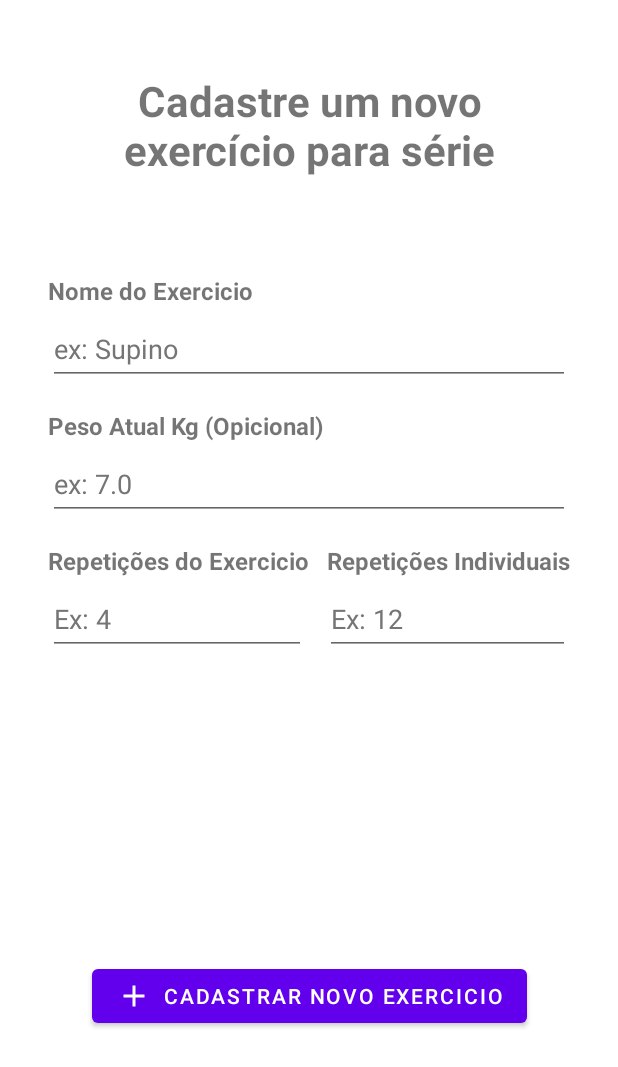
After one commit to VicktorMS/gym_notes, an Android app: the CadastrarExercicioFragment screen opened through its navigation route, on a phone screen of 412 x 824 dp. The commit adds this screen. Shown: the top 1067 px of the screen. Run offline under Robolectric (Android 15) with nearby library versions, the phone set to English and light mode, and no system bars; our stand-ins replace navigation-ui.

```diff
--- a/app/build.gradle
+++ b/app/build.gradle
@@ -49,6 +49,9 @@ dependencies {
     implementation 'androidx.navigation:navigation-ui-ktx:2.5.3'
     implementation 'com.google.firebase:firebase-auth-ktx:21.1.0'
     implementation 'com.google.firebase:firebase-firestore-ktx:24.4.1'
+    implementation 'androidx.legacy:legacy-support-v4:1.0.0'
+    implementation 'androidx.lifecycle:lifecycle-livedata-ktx:2.5.1'
+    implementation 'androidx.lifecycle:lifecycle-viewmodel-ktx:2.5.1'
     testImplementation 'junit:junit:4.13.2'
     androidTestImplementation 'androidx.test.ext:junit:1.1.3'
     androidTestImplementation 'androidx.test.espresso:espresso-core:3.4.0'
--- a/app/src/main/java/br/edu/infnet/myapplication/data/models/SerieComId.kt
+++ b/app/src/main/java/br/edu/infnet/myapplication/data/models/SerieId.kt
@@ -1,6 +1,6 @@
 package br.edu.infnet.myapplication.data.models
 
-data class SerieComId(
+data class SerieId(
     val id: String =  "",
     val dia: String = "",
     val nome: String = ""
--- /dev/null
+++ b/app/src/main/java/br/edu/infnet/myapplication/ui/home/CadastrarExercicioFragment.kt
@@ -0,0 +1,27 @@
+package br.edu.infnet.myapplication.ui.home
+
+import androidx.lifecycle.ViewModelProvider
+import android.os.Bundle
+import androidx.fragment.app.Fragment
+import android.view.LayoutInflater
+import android.view.View
+import android.view.ViewGroup
+import br.edu.infnet.myapplication.R
+import br.edu.infnet.myapplication.databinding.FragmentCadastrarExercicioBinding
+
+class CadastrarExercicioFragment : Fragment() {
+
+    private var _binding: FragmentCadastrarExercicioBinding? = null
+    private val binding get() = _binding!!
+
+    override fun onCreateView(
+        inflater: LayoutInflater,
+        container: ViewGroup?,
+        savedInstanceState: Bundle?
+    ): View? {
+        _binding = FragmentCadastrarExercicioBinding.inflate(inflater, container, false)
+        val view = binding.root
+        return view
+    }
+
+}
--- a/app/src/main/res/layout/activity_login.xml
+++ b/app/src/main/res/layout/activity_login.xml
@@ -22,4 +22,5 @@
         app:layout_constraintStart_toStartOf="parent"
         app:layout_constraintTop_toTopOf="parent"
         app:navGraph="@navigation/login_navigation" />
+
 </androidx.constraintlayout.widget.ConstraintLayout>
--- /dev/null
+++ b/app/src/main/res/layout/fragment_cadastrar_exercicio.xml
@@ -0,0 +1,152 @@
+<?xml version="1.0" encoding="utf-8"?>
+<androidx.constraintlayout.widget.ConstraintLayout xmlns:android="http://schemas.android.com/apk/res/android"
+    xmlns:app="http://schemas.android.com/apk/res-auto"
+    xmlns:tools="http://schemas.android.com/tools"
+    android:id="@+id/frameLayout6"
+    android:layout_width="match_parent"
+    android:layout_height="match_parent"
+    tools:context=".ui.home.CadastrarExercicioFragment">
+
+    <TextView
+        android:id="@+id/textViewTituloNomeSerie5"
+        android:layout_width="wrap_content"
+        android:layout_height="wrap_content"
+        android:layout_marginStart="24dp"
+        android:layout_marginTop="16dp"
+        android:text="Repetições do Exercicio"
+        android:textSize="16sp"
+        android:textStyle="bold"
+        app:layout_constraintStart_toStartOf="parent"
+        app:layout_constraintTop_toBottomOf="@+id/editTextNomeSerie3" />
+
+    <EditText
+        android:id="@+id/editTextNomeSerie5"
+        android:layout_width="172dp"
+        android:layout_height="wrap_content"
+        android:layout_marginStart="24dp"
+        android:layout_marginTop="4dp"
+        android:ems="10"
+        android:hint="Ex: 4"
+        android:importantForAutofill="no"
+        android:inputType="textPersonName"
+        android:minHeight="48dp"
+        android:textColorHint="#757575"
+        app:layout_constraintStart_toStartOf="parent"
+        app:layout_constraintTop_toBottomOf="@+id/textViewTituloNomeSerie5" />
+
+    <EditText
+        android:id="@+id/editTextNomeSerie4"
+        android:layout_width="163dp"
+        android:layout_height="wrap_content"
+        android:layout_marginTop="4dp"
+        android:layout_marginEnd="24dp"
+        android:ems="10"
+        android:hint="Ex: 12"
+        android:importantForAutofill="no"
+        android:inputType="textPersonName"
+        android:minHeight="48dp"
+        android:textColorHint="#757575"
+        app:layout_constraintEnd_toEndOf="parent"
+        app:layout_constraintTop_toBottomOf="@+id/textViewTituloNomeSerie4" />
+
+    <TextView
+        android:id="@+id/textViewTituloNomeSerie4"
+        android:layout_width="wrap_content"
+        android:layout_height="wrap_content"
+        android:layout_marginTop="16dp"
+        android:layout_marginEnd="24dp"
+        android:text="Repetições Individuais"
+        android:textSize="16sp"
+        android:textStyle="bold"
+        app:layout_constraintEnd_toEndOf="parent"
+        app:layout_constraintTop_toBottomOf="@+id/editTextNomeSerie3" />
+
+    <EditText
+        android:id="@+id/editTextNomeSerie3"
+        android:layout_width="0dp"
+        android:layout_height="wrap_content"
+        android:layout_marginStart="24dp"
+        android:layout_marginTop="4dp"
+        android:layout_marginEnd="24dp"
+        android:ems="10"
+        android:hint="ex: 7.0"
+        android:importantForAutofill="no"
+        android:inputType="textPersonName"
+        android:minHeight="48dp"
+        android:textColorHint="#757575"
+        app:layout_constraintEnd_toEndOf="parent"
+        app:layout_constraintHorizontal_bias="0.0"
+        app:layout_constraintStart_toStartOf="parent"
+        app:layout_constraintTop_toBottomOf="@+id/textViewTituloNomeSerie3" />
+
+    <TextView
+        android:id="@+id/textViewTituloNomeSerie3"
+        android:layout_width="wrap_content"
+        android:layout_height="wrap_content"
+        android:layout_marginStart="24dp"
+        android:layout_marginTop="16dp"
+        android:text="Peso Atual Kg (Opicional)"
+        android:textSize="16sp"
+        android:textStyle="bold"
+        app:layout_constraintStart_toStartOf="parent"
+        app:layout_constraintTop_toBottomOf="@+id/editTextNomeSerie2" />
+
+    <TextView
+        android:id="@+id/textViewTituloNomeSerie2"
+        android:layout_width="wrap_content"
+        android:layout_height="wrap_content"
+        android:layout_marginStart="24dp"
+        android:layout_marginTop="64dp"
+        android:text="Nome do Exercicio"
+        android:textSize="16sp"
+        android:textStyle="bold"
+        app:layout_constraintStart_toStartOf="parent"
+        app:layout_constraintTop_toBottomOf="@+id/textViewExercicioTitulo" />
+
+    <EditText
+        android:id="@+id/editTextNomeSerie2"
+        android:layout_width="0dp"
+        android:layout_height="wrap_content"
+        android:layout_marginStart="24dp"
+        android:layout_marginTop="4dp"
+        android:layout_marginEnd="24dp"
+        android:ems="10"
+        android:hint="ex: Supino"
+        android:importantForAutofill="no"
+        android:inputType="textPersonName"
+        android:minHeight="48dp"
+        android:textColorHint="#757575"
+        app:layout_constraintEnd_toEndOf="parent"
+        app:layout_constraintStart_toStartOf="parent"
+        app:layout_constraintTop_toBottomOf="@+id/textViewTituloNomeSerie2" />
+
+    <TextView
+        android:id="@+id/textViewExercicioTitulo"
+        android:layout_width="0dp"
+        android:layout_height="wrap_content"
+        android:layout_marginStart="24dp"
+        android:layout_marginTop="40dp"
+        android:layout_marginEnd="24dp"
+        android:text="Cadastre um novo exercício para série"
+        android:textAlignment="center"
+        android:textSize="28sp"
+        android:textStyle="bold"
+        app:layout_constraintEnd_toEndOf="parent"
+        app:layout_constraintStart_toStartOf="parent"
+        app:layout_constraintTop_toTopOf="parent" />
+
+    <Button
+        android:id="@+id/button"
+        android:layout_width="wrap_content"
+        android:layout_height="wrap_content"
+        android:layout_marginStart="24dp"
+        android:layout_marginEnd="24dp"
+        android:layout_marginBottom="128dp"
+        android:text="Cadastrar Novo Exercicio"
+        app:icon="@drawable/ic_baseline_add_24"
+        app:layout_constraintBottom_toBottomOf="parent"
+        app:layout_constraintEnd_toEndOf="parent"
+        app:layout_constraintStart_toStartOf="parent" />
+
+
+</androidx.constraintlayout.widget.ConstraintLayout>
--- a/app/src/main/res/layout/fragment_cadastrar_serie.xml
+++ b/app/src/main/res/layout/fragment_cadastrar_serie.xml
@@ -12,16 +12,15 @@
         android:layout_width="0dp"
         android:layout_height="wrap_content"
         android:layout_marginStart="24dp"
+        android:layout_marginTop="40dp"
         android:layout_marginEnd="24dp"
         android:text="@string/cadastre_uma_nova_s_rie_de_exercicios"
         android:textAlignment="center"
         android:textSize="28sp"
         android:textStyle="bold"
-        android:layout_marginTop="16dp"
-        app:layout_constraintTop_toTopOf="parent"
         app:layout_constraintEnd_toEndOf="parent"
         app:layout_constraintStart_toStartOf="parent"
-        tools:layout_editor_absoluteY="40dp" />
+        app:layout_constraintTop_toTopOf="parent" />
 
     <TextView
         android:id="@+id/textViewTituloNomeSerie"
--- a/app/src/main/res/navigation/main_navigation.xml
+++ b/app/src/main/res/navigation/main_navigation.xml
@@ -13,6 +13,9 @@
         <action
             android:id="@+id/action_homeFragment_to_cadastrarSerieFragment"
             app:destination="@id/cadastrarSerieFragment" />
+        <action
+            android:id="@+id/action_homeFragment_to_serieFragment"
+            app:destination="@id/serieFragment" />
     </fragment>
     <fragment
         android:id="@+id/cadastrarSerieFragment"
@@ -23,4 +26,22 @@
             android:id="@+id/action_cadastrarSerieFragment_to_homeFragment"
             app:destination="@id/homeFragment" />
     </fragment>
+    <fragment
+        android:id="@+id/serieFragment"
+        android:name="br.edu.infnet.myapplication.ui.home.SerieFragment"
+        android:label="fragment_serie"
+        tools:layout="@layout/fragment_serie" >
+        <action
+            android:id="@+id/action_serieFragment_to_cadastrarExercicioFragment"
+            app:destination="@id/cadastrarExercicioFragment" />
+    </fragment>
+    <fragment
+        android:id="@+id/cadastrarExercicioFragment"
+        android:name="br.edu.infnet.myapplication.ui.home.CadastrarExercicioFragment"
+        android:label="fragment_cadastrar_exercicio"
+        tools:layout="@layout/fragment_cadastrar_exercicio" >
+        <action
+            android:id="@+id/action_cadastrarExercicioFragment_to_serieFragment"
+            app:destination="@id/serieFragment" />
+    </fragment>
 </navigation>
```
Also changed, not shown: app/src/main/java/br/edu/infnet/myapplication/ui/home/CadastrarSerieFragment.kt (+11 -0 lines), app/src/main/java/br/edu/infnet/myapplication/ui/home/viewModel/HomeViewModel.kt (+185 -0 lines).
